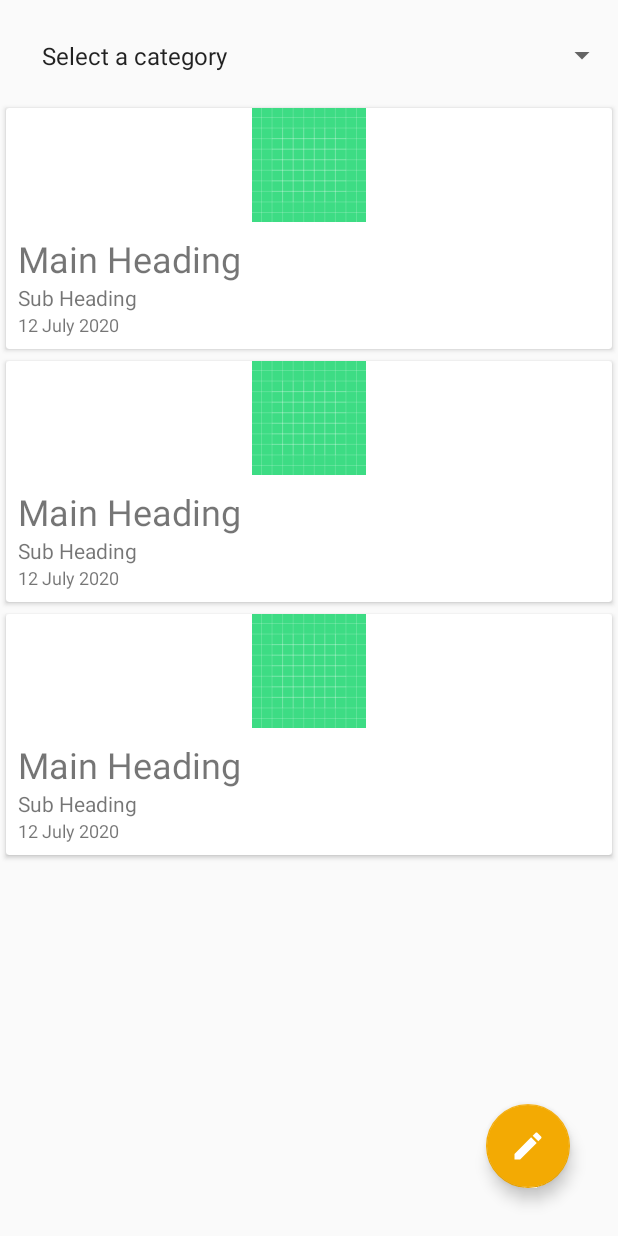
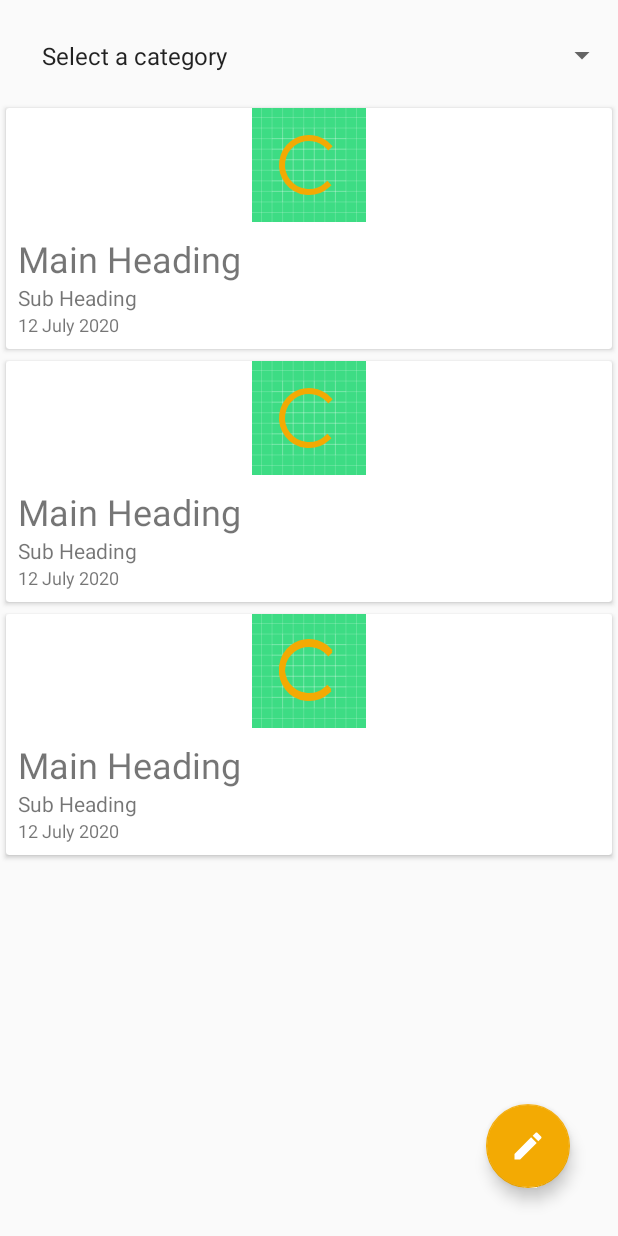
Before and after one commit to Trystanr/Shmecipe, an Android app: the layout fragment_home.xml on its own in the app's theme, with its tools: preview values and no code run, on a phone screen of 412 x 824 dp. Run offline under Robolectric (Android 15) with nearby library versions, the phone set to English and light mode, and no system bars.

Commit message:
Added Image loading indication

```diff
--- a/app/src/main/java/com/trystan/shmecipe/data/RecipePost.kt
+++ b/app/src/main/java/com/trystan/shmecipe/data/RecipePost.kt
@@ -7,6 +7,7 @@ data class RecipePost (
     val userId: String = "",
     val timestamp: Timestamp = Timestamp.now(),
     val headerImageURL: String = "",
+    val category: String = "",
     val title: String = "",
     val subheading: String = "",
     val body: String =""
--- a/app/src/main/res/layout/fragment_all_recipe_item.xml
+++ b/app/src/main/res/layout/fragment_all_recipe_item.xml
@@ -65,6 +65,16 @@
                 app:layout_constraintStart_toStartOf="parent"
                 app:layout_constraintTop_toBottomOf="@+id/subHeading" />
 
+            <ProgressBar
+                android:id="@+id/loadingCircle"
+                style="?android:attr/progressBarStyle"
+                android:layout_width="wrap_content"
+                android:layout_height="wrap_content"
+                app:layout_constraintBottom_toBottomOf="@+id/recipeImage"
+                app:layout_constraintEnd_toEndOf="@+id/recipeImage"
+                app:layout_constraintStart_toStartOf="parent"
+                app:layout_constraintTop_toTopOf="parent" />
+
 
         </androidx.constraintlayout.widget.ConstraintLayout>
 
--- a/app/src/main/res/layout/fragment_home.xml
+++ b/app/src/main/res/layout/fragment_home.xml
@@ -42,6 +42,16 @@
             app:layout_constraintBottom_toBottomOf="parent"
             app:layout_constraintEnd_toEndOf="parent" />
 
+        <ProgressBar
+            android:id="@+id/recipeLoading"
+            style="?android:attr/progressBarStyle"
+            android:layout_width="wrap_content"
+            android:layout_height="wrap_content"
+            app:layout_constraintBottom_toBottomOf="@+id/allRecipeRecyclerView"
+            app:layout_constraintEnd_toEndOf="parent"
+            app:layout_constraintStart_toStartOf="parent"
+            app:layout_constraintTop_toBottomOf="@+id/recipeSelect" />
+
     </androidx.constraintlayout.widget.ConstraintLayout>
 
 </layout>
```
Also changed, not shown: app/src/main/java/com/trystan/shmecipe/HomeFragment.kt (+23 -2 lines), app/src/main/java/com/trystan/shmecipe/RecipeCategoryFragment.kt (+5 -12 lines), app/src/main/java/com/trystan/shmecipe/RecipeItemDetailFragment.kt (+18 -8 lines), app/src/main/res/layout/fragment_recipe_item_detail.xml (+44 -21 lines), app/src/main/res/navigation/navigation.xml (+8 -1 lines).
